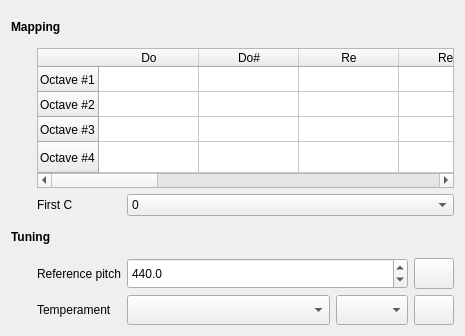
First picture: the form in sources/context/interface/configsectionkeyboard.ui, repository davy7125/polyphone, before the edit.
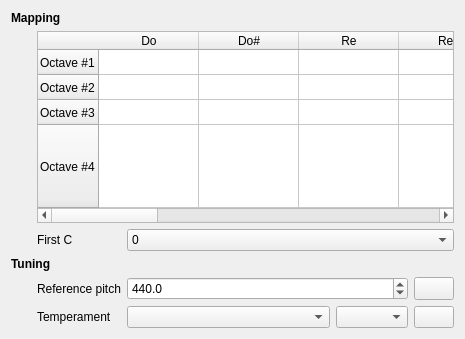
Second picture: the form after the edit.

Commit message:
Mapping table height
Closes #379

Diff of the .ui file:
```diff
--- a/sources/context/interface/configsectionkeyboard.ui
+++ b/sources/context/interface/configsectionkeyboard.ui
@@ -160,20 +160,17 @@
    <item row="3" column="1" colspan="4">
     <widget class="QTableWidget" name="tableKeyboardMap">
      <property name="sizePolicy">
-      <sizepolicy hsizetype="Expanding" vsizetype="MinimumExpanding">
+      <sizepolicy hsizetype="Expanding" vsizetype="Fixed">
        <horstretch>0</horstretch>
        <verstretch>0</verstretch>
       </sizepolicy>
      </property>
-     <property name="maximumSize">
-      <size>
-       <width>16777215</width>
-       <height>140</height>
-      </size>
-     </property>
      <property name="frameShape">
       <enum>QFrame::Shape::StyledPanel</enum>
      </property>
+     <property name="verticalScrollBarPolicy">
+      <enum>Qt::ScrollBarPolicy::ScrollBarAlwaysOff</enum>
+     </property>
      <property name="horizontalScrollBarPolicy">
       <enum>Qt::ScrollBarPolicy::ScrollBarAlwaysOn</enum>
      </property>
```
The commit also changes 2 other files.
